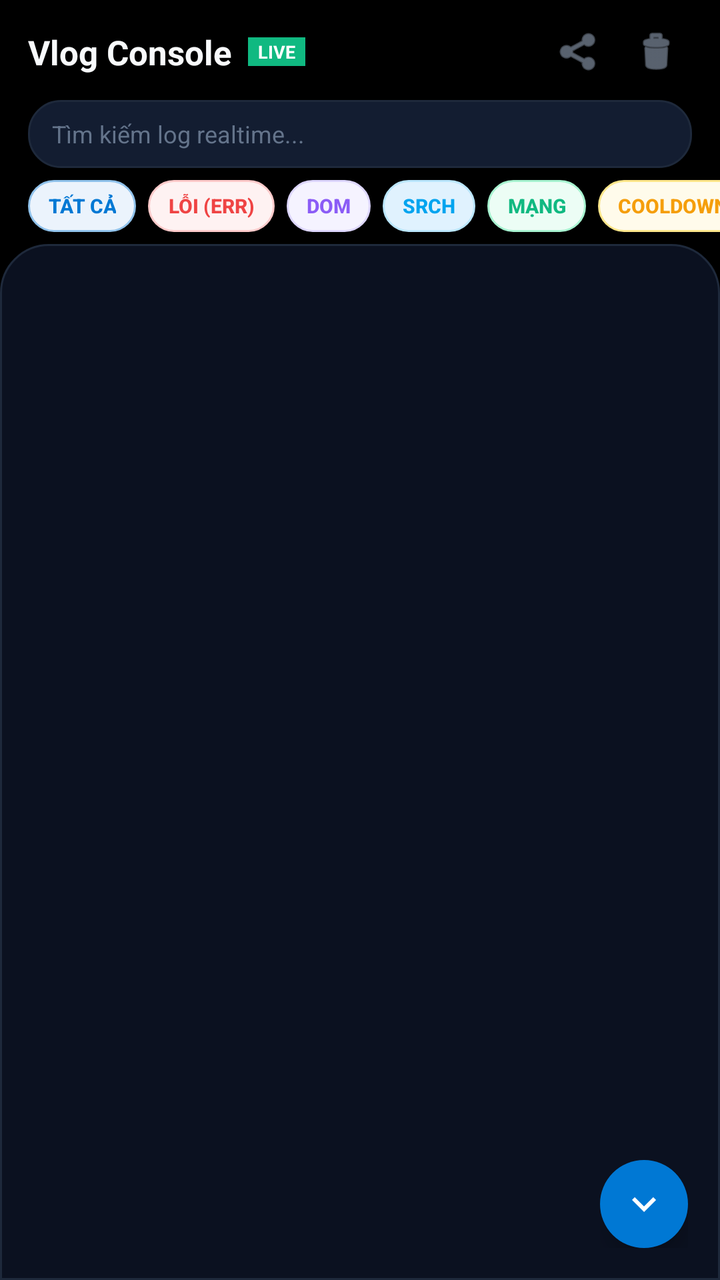
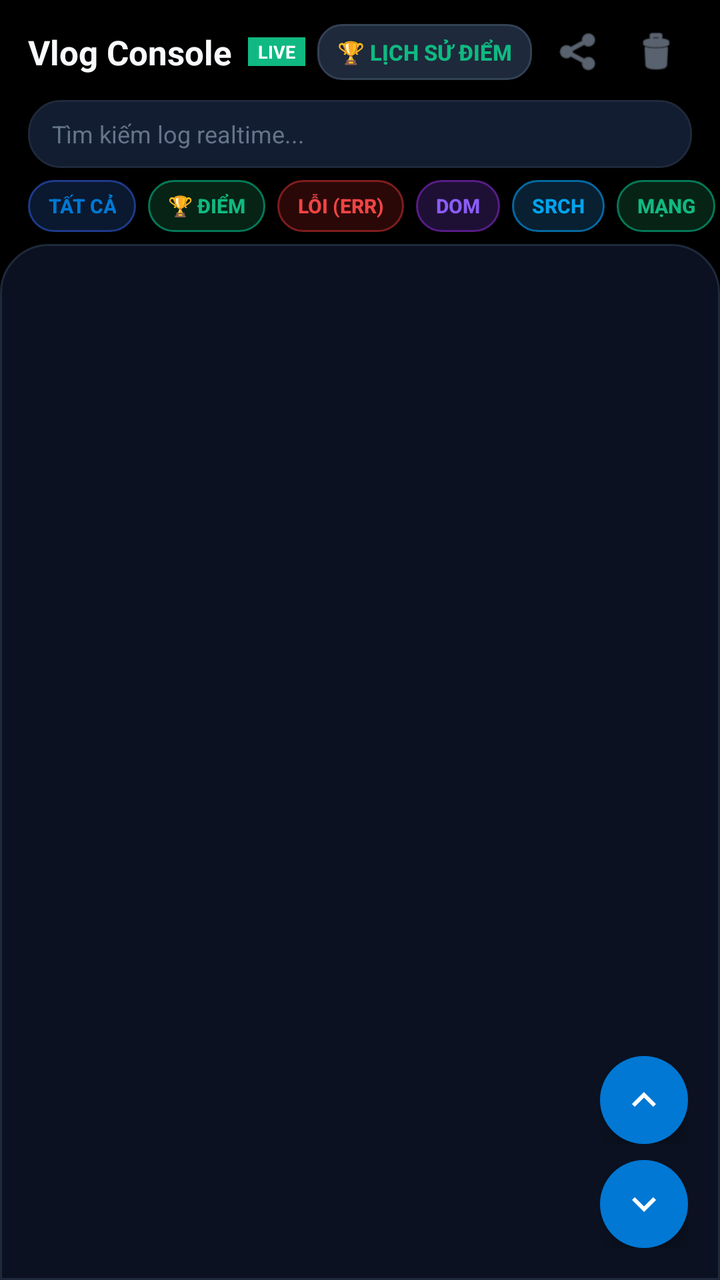

An Android layout rendered at two revisions. The XML below is the earlier revision; the diff shows what the commit changed to produce the second picture.
<!-- AndroidManifest.xml: application theme Theme.RewardsNode -->
<!-- res/layout/layout_tab_vlog.xml -->
<?xml version="1.0" encoding="utf-8"?>
<FrameLayout xmlns:android="http://schemas.android.com/apk/res/android"
    android:id="@+id/rootTabVlog"
    android:layout_width="match_parent"
    android:layout_height="match_parent"
    android:background="#000000"
    android:clickable="true"
    android:focusable="true">

    <LinearLayout
        android:layout_width="match_parent"
        android:layout_height="match_parent"
        android:orientation="vertical">

        
        <LinearLayout
            android:layout_width="match_parent"
            android:layout_height="wrap_content"
            android:orientation="vertical"
            android:paddingHorizontal="14dp"
            android:paddingTop="8dp"
            android:paddingBottom="6dp">

            
            <RelativeLayout
                android:layout_width="match_parent"
                android:layout_height="36dp">

                <LinearLayout
                    android:layout_width="wrap_content"
                    android:layout_height="match_parent"
                    android:layout_alignParentStart="true"
                    android:gravity="center_vertical"
                    android:orientation="horizontal">

                    <TextView
                        android:layout_width="wrap_content"
                        android:layout_height="wrap_content"
                        android:text="Vlog Console"
                        android:textColor="#F8FAFC"
                        android:textSize="17sp"
                        android:textStyle="bold" />

                    <TextView
                        android:layout_width="wrap_content"
                        android:layout_height="wrap_content"
                        android:layout_marginStart="8dp"
                        android:background="#10B981"
                        android:paddingHorizontal="5dp"
                        android:paddingVertical="1dp"
                        android:text="LIVE"
                        android:textColor="#FFFFFF"
                        android:textSize="9sp"
                        android:textStyle="bold" />

                </LinearLayout>

                <LinearLayout
                    android:layout_width="wrap_content"
                    android:layout_height="match_parent"
                    android:layout_alignParentEnd="true"
                    android:gravity="center_vertical"
                    android:orientation="horizontal">

                    
                    <ImageButton
                        android:id="@+id/btnExportVlog"
                        android:layout_width="36dp"
                        android:layout_height="36dp"
                        android:background="?android:attr/selectableItemBackgroundBorderless"
                        android:contentDescription="Export Vlog"
                        android:padding="6dp"
                        android:scaleType="fitCenter"
                        android:src="@android:drawable/ic_menu_share"
                        android:tint="#94A3B8" />

                    
                    <ImageButton
                        android:id="@+id/btnClearVlog"
                        android:layout_width="36dp"
                        android:layout_height="36dp"
                        android:layout_marginStart="2dp"
                        android:background="?android:attr/selectableItemBackgroundBorderless"
                        android:contentDescription="Clear Vlog"
                        android:padding="6dp"
                        android:scaleType="fitCenter"
                        android:src="@android:drawable/ic_menu_delete"
                        android:tint="#94A3B8" />

                </LinearLayout>

            </RelativeLayout>

            
            <EditText
                android:id="@+id/etLogSearch"
                android:layout_width="match_parent"
                android:layout_height="34dp"
                android:layout_marginTop="6dp"
                android:background="@drawable/bg_profile_card_dark"
                android:gravity="center_vertical"
                android:hint="Tìm kiếm log realtime..."
                android:imeOptions="actionSearch"
                android:inputType="text"
                android:paddingHorizontal="12dp"
                android:paddingVertical="0dp"
                android:singleLine="true"
                android:textColor="#F8FAFC"
                android:textColorHint="#64748B"
                android:textSize="12sp" />

        </LinearLayout>

        
        <HorizontalScrollView
            android:layout_width="match_parent"
            android:layout_height="wrap_content"
            android:clipToPadding="false"
            android:paddingStart="14dp"
            android:paddingEnd="14dp"
            android:paddingBottom="6dp"
            android:scrollbars="none">

            <LinearLayout
                android:layout_width="wrap_content"
                android:layout_height="wrap_content"
                android:gravity="center_vertical"
                android:orientation="horizontal">

                
                <Button
                    android:id="@+id/btnFilterAll"
                    android:layout_width="wrap_content"
                    android:layout_height="26dp"
                    android:layout_marginEnd="6dp"
                    android:background="@drawable/bg_pill_all"
                    android:minWidth="0dp"
                    android:minHeight="26dp"
                    android:paddingHorizontal="10dp"
                    android:paddingVertical="0dp"
                    android:stateListAnimator="@null"
                    android:text="Tất cả"
                    android:textColor="@color/pill_all"
                    android:textSize="10sp"
                    android:textStyle="bold" />

                
                <Button
                    android:id="@+id/btnFilterErr"
                    android:layout_width="wrap_content"
                    android:layout_height="26dp"
                    android:layout_marginEnd="6dp"
                    android:background="@drawable/bg_pill_err"
                    android:minWidth="0dp"
                    android:minHeight="26dp"
                    android:paddingHorizontal="10dp"
                    android:paddingVertical="0dp"
                    android:stateListAnimator="@null"
                    android:text="Lỗi (ERR)"
                    android:textColor="@color/pill_err"
                    android:textSize="10sp"
                    android:textStyle="bold" />

                
                <Button
                    android:id="@+id/btnFilterDom"
                    android:layout_width="wrap_content"
                    android:layout_height="26dp"
                    android:layout_marginEnd="6dp"
                    android:background="@drawable/bg_pill_dom"
                    android:minWidth="0dp"
                    android:minHeight="26dp"
                    android:paddingHorizontal="10dp"
                    android:paddingVertical="0dp"
                    android:stateListAnimator="@null"
                    android:text="DOM"
                    android:textColor="@color/pill_dom"
                    android:textSize="10sp"
                    android:textStyle="bold" />

                
                <Button
                    android:id="@+id/btnFilterSrch"
                    android:layout_width="wrap_content"
                    android:layout_height="26dp"
                    android:layout_marginEnd="6dp"
                    android:background="@drawable/bg_pill_srch"
                    android:minWidth="0dp"
                    android:minHeight="26dp"
                    android:paddingHorizontal="10dp"
                    android:paddingVertical="0dp"
                    android:stateListAnimator="@null"
                    android:text="SRCH"
                    android:textColor="@color/pill_srch"
                    android:textSize="10sp"
                    android:textStyle="bold" />

                
                <Button
                    android:id="@+id/btnFilterNet"
                    android:layout_width="wrap_content"
                    android:layout_height="26dp"
                    android:layout_marginEnd="6dp"
                    android:background="@drawable/bg_pill_net"
                    android:minWidth="0dp"
                    android:minHeight="26dp"
                    android:paddingHorizontal="10dp"
                    android:paddingVertical="0dp"
                    android:stateListAnimator="@null"
                    android:text="Mạng"
                    android:textColor="@color/pill_net"
                    android:textSize="10sp"
                    android:textStyle="bold" />

                
                <Button
                    android:id="@+id/btnFilterCool"
                    android:layout_width="wrap_content"
                    android:layout_height="26dp"
                    android:background="@drawable/bg_pill_cool"
                    android:minWidth="0dp"
                    android:minHeight="26dp"
                    android:paddingHorizontal="10dp"
                    android:paddingVertical="0dp"
                    android:stateListAnimator="@null"
                    android:text="Cooldown"
                    android:textColor="@color/pill_cool"
                    android:textSize="10sp"
                    android:textStyle="bold" />

            </LinearLayout>

        </HorizontalScrollView>

        
        <LinearLayout
            android:layout_width="match_parent"
            android:layout_height="0dp"
            android:layout_weight="1"
            android:background="@drawable/bg_thumb_deck"
            android:orientation="vertical">

            
            <ListView
                android:id="@+id/lvVlogTerminal"
                android:layout_width="match_parent"
                android:layout_height="match_parent"
                android:clipToPadding="false"
                android:divider="@null"
                android:dividerHeight="0dp"
                android:paddingHorizontal="10dp"
                android:paddingTop="6dp"
                android:paddingBottom="12dp"
                android:scrollbars="none"
                android:stackFromBottom="true"
                android:transcriptMode="normal" />

        </LinearLayout>

    </LinearLayout>

    
    <FrameLayout
        android:id="@+id/fabScrollBottom"
        android:layout_width="wrap_content"
        android:layout_height="wrap_content"
        android:layout_gravity="bottom|end"
        android:layout_marginEnd="16dp"
        android:layout_marginBottom="16dp"
        android:clickable="true"
        android:focusable="true">

        
        <ImageButton
            android:id="@+id/btnScrollBottomInner"
            android:layout_width="44dp"
            android:layout_height="44dp"
            android:background="@drawable/bg_fab_circle"
            android:contentDescription="Cuộn xuống dưới cùng"
            android:elevation="6dp"
            android:padding="10dp"
            android:scaleType="fitCenter"
            android:src="@drawable/ic_arrow_down" />

        
        <TextView
            android:id="@+id/tvNewLogsBadge"
            android:layout_width="wrap_content"
            android:layout_height="wrap_content"
            android:layout_gravity="top|end"
            android:background="@drawable/bg_badge"
            android:elevation="8dp"
            android:paddingHorizontal="5dp"
            android:paddingVertical="1dp"
            android:text="NEW"
            android:textColor="#FFFFFF"
            android:textSize="9sp"
            android:textStyle="bold"
            android:visibility="gone" />

    </FrameLayout>

</FrameLayout>
<!-- resources referenced by this layout -->
<resources>
  <color name="pill_all">#0078D4</color>
  <color name="pill_cool">#F59E0B</color>
  <color name="pill_dom">#8B5CF6</color>
  <color name="pill_err">#EF4444</color>
  <color name="pill_net">#10B981</color>
  <color name="pill_srch">#00A4EF</color>
  <!-- drawable bg_badge (drawable) -->
  <?xml version="1.0" encoding="utf-8"?>
  <shape xmlns:android="http://schemas.android.com/apk/res/android">
      <solid android:color="#EF4444" />
      <corners android:radius="10dp" />
      <stroke android:width="1.5dp" android:color="#FFFFFF" />
  </shape>
  <!-- drawable bg_fab_circle (drawable) -->
  <?xml version="1.0" encoding="utf-8"?>
  <ripple xmlns:android="http://schemas.android.com/apk/res/android"
      android:color="#33FFFFFF">
      <item>
          <shape android:shape="oval">
              <solid android:color="#0078D4" />
          </shape>
      </item>
  </ripple>
  <!-- drawable bg_profile_card_dark (drawable) -->
  <?xml version="1.0" encoding="utf-8"?>
  <shape xmlns:android="http://schemas.android.com/apk/res/android"
      android:shape="rectangle">
      <solid android:color="#131D31" />
      <corners android:radius="16dp" />
      <stroke android:width="1dp" android:color="#1E293B" />
  </shape>
  <!-- drawable bg_thumb_deck (drawable) -->
  <?xml version="1.0" encoding="utf-8"?>
  <shape xmlns:android="http://schemas.android.com/apk/res/android"
      android:shape="rectangle">
      <solid android:color="#0B1120" />
      <corners
          android:topLeftRadius="24dp"
          android:topRightRadius="24dp"
          android:bottomLeftRadius="0dp"
          android:bottomRightRadius="0dp" />
      <stroke
          android:width="1dp"
          android:color="#1E293B" />
  </shape>
  <!-- drawable ic_arrow_down (drawable) -->
  <vector xmlns:android="http://schemas.android.com/apk/res/android"
      android:width="24dp"
      android:height="24dp"
      android:viewportWidth="24"
      android:viewportHeight="24">
      <path
          android:fillColor="#FFFFFFFF"
          android:pathData="M7.41,8.59L12,13.17l4.59,-4.58L18,10l-6,6l-6,-6L7.41,8.59z" />
  </vector>
  <style name="Theme.RewardsNode" parent="@android:style/Theme.DeviceDefault.Light.NoActionBar">
          <item name="android:colorPrimary">@color/primary</item>
          <item name="android:colorPrimaryDark">@color/primary_dark</item>
          <item name="android:colorAccent">@color/accent</item>
          <item name="android:statusBarColor">@color/primary_dark</item>
          <item name="android:windowBackground">@color/background</item>
      </style>
  <color name="pill_all_bg">#EBF3FC</color>
  <dimen name="corner_radius_pill">20dp</dimen>
  <color name="pill_all_border">#90C2EB</color>
  <color name="pill_cool_bg">#FFFBEB</color>
  <color name="pill_cool_border">#FDE68A</color>
  <color name="pill_dom_bg">#F5F3FF</color>
  <color name="pill_dom_border">#DDD6FE</color>
  <color name="pill_err_bg">#FEF2F2</color>
  <color name="pill_err_border">#FECACA</color>
  <color name="pill_net_bg">#ECFDF5</color>
  <color name="pill_net_border">#A7F3D0</color>
  <color name="pill_srch_bg">#E0F2FE</color>
  <color name="pill_srch_border">#BAE6FD</color>
  <color name="primary">#0078D4</color>
  <color name="primary_dark">#005A9E</color>
  <color name="accent">#00A4EF</color>
  <color name="background">#F8FAFC</color>
  <!-- unchanged entries left out for length: 6 -->
</resources>

<!-- the commit's change to res/layout/layout_tab_vlog.xml (unified diff, before → after) -->
@@ -61,6 +61,23 @@
                     android:layout_alignParentEnd="true"
                     android:gravity="center_vertical"
                     android:orientation="horizontal">
+
+                    
+                    <Button
+                        android:id="@+id/btnVlogPointHistory"
+                        android:layout_width="wrap_content"
+                        android:layout_height="28dp"
+                        android:layout_marginEnd="6dp"
+                        android:background="@drawable/bg_pill_dark"
+                        android:minWidth="0dp"
+                        android:minHeight="0dp"
+                        android:paddingHorizontal="10dp"
+                        android:paddingVertical="0dp"
+                        android:stateListAnimator="@null"
+                        android:text="🏆 Lịch sử điểm"
+                        android:textColor="#10B981"
+                        android:textSize="11sp"
+                        android:textStyle="bold" />
 
                     
                     <ImageButton
@@ -146,6 +163,23 @@
 
                 
                 <Button
+                    android:id="@+id/btnFilterPoint"
+                    android:layout_width="wrap_content"
+                    android:layout_height="26dp"
+                    android:layout_marginEnd="6dp"
+                    android:background="@drawable/bg_pill_net"
+                    android:minWidth="0dp"
+                    android:minHeight="26dp"
+                    android:paddingHorizontal="10dp"
+                    android:paddingVertical="0dp"
+                    android:stateListAnimator="@null"
+                    android:text="🏆 Điểm"
+                    android:textColor="#10B981"
+                    android:textSize="10sp"
+                    android:textStyle="bold" />
+
+                
+                <Button
                     android:id="@+id/btnFilterErr"
                     android:layout_width="wrap_content"
                     android:layout_height="26dp"
@@ -261,6 +295,31 @@
 
     
     <FrameLayout
+        android:id="@+id/fabScrollTop"
+        android:layout_width="wrap_content"
+        android:layout_height="wrap_content"
+        android:layout_gravity="bottom|end"
+        android:layout_marginEnd="16dp"
+        android:layout_marginBottom="68dp"
+        android:clickable="true"
+        android:focusable="true">
+
+        <ImageButton
+            android:id="@+id/btnScrollTopInner"
+            android:layout_width="44dp"
+            android:layout_height="44dp"
+            android:background="@drawable/bg_fab_circle"
+            android:contentDescription="Cuộn lên trên cùng"
+            android:elevation="6dp"
+            android:padding="10dp"
+            android:rotation="180"
+            android:scaleType="fitCenter"
+            android:src="@drawable/ic_arrow_down" />
+
+    </FrameLayout>
+
+    
+    <FrameLayout
         android:id="@+id/fabScrollBottom"
         android:layout_width="wrap_content"
         android:layout_height="wrap_content"
<!-- resource entries referenced after the edit -->
@@ -23,6 +23,14 @@
           </shape>
       </item>
   </ripple>
+  <!-- drawable bg_pill_dark (drawable) -->
+  <?xml version="1.0" encoding="utf-8"?>
+  <shape xmlns:android="http://schemas.android.com/apk/res/android"
+      android:shape="rectangle">
+      <solid android:color="#1E293B" />
+      <corners android:radius="12dp" />
+      <stroke android:width="1dp" android:color="#334155" />
+  </shape>
   <!-- drawable bg_profile_card_dark (drawable) -->
   <?xml version="1.0" encoding="utf-8"?>
   <shape xmlns:android="http://schemas.android.com/apk/res/android"
@@ -55,30 +63,31 @@
           android:fillColor="#FFFFFFFF"
           android:pathData="M7.41,8.59L12,13.17l4.59,-4.58L18,10l-6,6l-6,-6L7.41,8.59z" />
   </vector>
-  <style name="Theme.RewardsNode" parent="@android:style/Theme.DeviceDefault.Light.NoActionBar">
-          <item name="android:colorPrimary">@color/primary</item>
-          <item name="android:colorPrimaryDark">@color/primary_dark</item>
-          <item name="android:colorAccent">@color/accent</item>
-          <item name="android:statusBarColor">@color/primary_dark</item>
-          <item name="android:windowBackground">@color/background</item>
+  <style name="Theme.RewardsNode" parent="@android:style/Theme.DeviceDefault.NoActionBar">
+          <item name="android:colorPrimary">@color/edge_blue</item>
+          <item name="android:colorPrimaryDark">@color/amoled_black</item>
+          <item name="android:colorAccent">@color/bing_cyan</item>
+          <item name="android:statusBarColor">@color/amoled_black</item>
+          <item name="android:navigationBarColor">@color/amoled_black</item>
+          <item name="android:windowBackground">@color/amoled_black</item>
+          <item name="android:colorBackground">@color/amoled_black</item>
       </style>
-  <color name="pill_all_bg">#EBF3FC</color>
+  <color name="pill_all_bg">#0A192F</color>
   <dimen name="corner_radius_pill">20dp</dimen>
-  <color name="pill_all_border">#90C2EB</color>
-  <color name="pill_cool_bg">#FFFBEB</color>
-  <color name="pill_cool_border">#FDE68A</color>
-  <color name="pill_dom_bg">#F5F3FF</color>
-  <color name="pill_dom_border">#DDD6FE</color>
-  <color name="pill_err_bg">#FEF2F2</color>
-  <color name="pill_err_border">#FECACA</color>
-  <color name="pill_net_bg">#ECFDF5</color>
-  <color name="pill_net_border">#A7F3D0</color>
-  <color name="pill_srch_bg">#E0F2FE</color>
-  <color name="pill_srch_border">#BAE6FD</color>
-  <color name="primary">#0078D4</color>
-  <color name="primary_dark">#005A9E</color>
-  <color name="accent">#00A4EF</color>
-  <color name="background">#F8FAFC</color>
+  <color name="pill_all_border">#1E3A8A</color>
+  <color name="pill_cool_bg">#291804</color>
+  <color name="pill_cool_border">#B45309</color>
+  <color name="pill_dom_bg">#1E1035</color>
+  <color name="pill_dom_border">#581C87</color>
+  <color name="pill_err_bg">#2A0808</color>
+  <color name="pill_err_border">#7F1D1D</color>
+  <color name="pill_net_bg">#062316</color>
+  <color name="pill_net_border">#047857</color>
+  <color name="pill_srch_bg">#082032</color>
+  <color name="pill_srch_border">#0369A1</color>
+  <color name="edge_blue">#0078D4</color>
+  <color name="amoled_black">#000000</color>
+  <color name="bing_cyan">#00A4EF</color>
   <!-- unchanged entries left out for length: 6 -->
 </resources>
 
